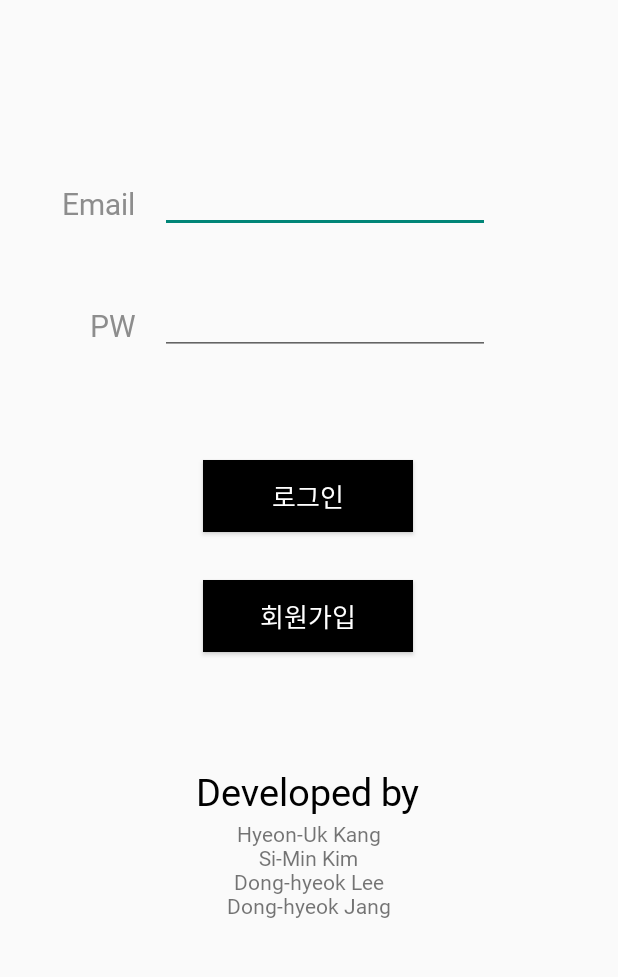
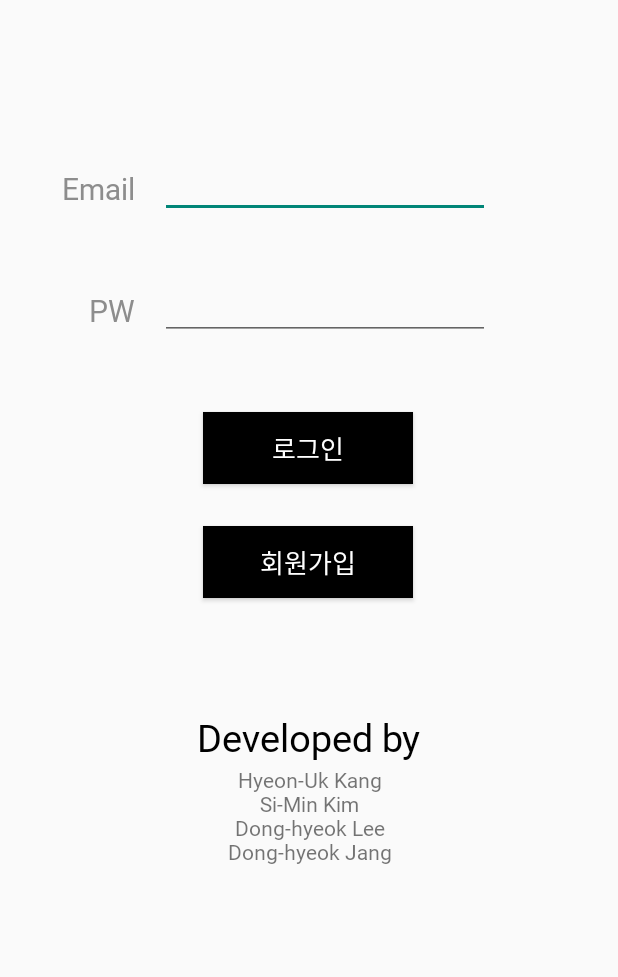
Before and after one commit to JDhyeok/opensource-project-Together, an Android app: the screen it shows after launch (LoginActivity), on a phone screen of 412 x 824 dp, the part 90-1067 px from its top. Run offline under Robolectric (Android 15) with nearby library versions, the phone set to English and light mode, and no system bars; our stand-ins replace Firebase (no records; nobody signed in at launch, a user with empty details on screens opened directly).

Commit message:
chore : alter layout of login page

```diff
--- a/app/src/main/res/layout/activity_login.xml
+++ b/app/src/main/res/layout/activity_login.xml
@@ -33,36 +33,31 @@
         </TextView>
     </androidx.appcompat.widget.Toolbar>
 
-    <TextView
-        android:id="@+id/textView31"
-        android:layout_width="wrap_content"
-        android:layout_height="wrap_content"
-        android:layout_gravity="center"
-        android:layout_marginStart="24dp"
-        android:layout_marginLeft="24dp"
-        android:layout_marginTop="12dp"
-        android:fontFamily="@font/dohyeon"
-        android:text="Email"
-        android:textAlignment="center"
-        android:textColor="#8D8D8D"
-        android:textSize="20sp"
-        app:layout_constraintEnd_toStartOf="@+id/userID"
-        app:layout_constraintHorizontal_bias="0.5"
-        app:layout_constraintStart_toStartOf="parent"
-        app:layout_constraintTop_toTopOf="@+id/userID" />
-
     <EditText
         android:id="@+id/userID"
         android:layout_width="220dp"
         android:layout_height="wrap_content"
-        android:layout_marginTop="110dp"
+        android:layout_marginTop="100dp"
         android:inputType="textEmailAddress"
+        android:text=""
         android:theme="@style/SpinnerFont"
-        android:text=""
         app:layout_constraintEnd_toEndOf="parent"
         app:layout_constraintHorizontal_bias="0.554"
         app:layout_constraintStart_toStartOf="parent"
         app:layout_constraintTop_toBottomOf="@+id/header" />
+
+    <EditText
+        android:id="@+id/userPW"
+        android:layout_width="220dp"
+        android:layout_height="wrap_content"
+        android:layout_marginTop="36dp"
+        android:layout_marginEnd="36dp"
+        android:layout_marginRight="36dp"
+        android:inputType="textPassword"
+        app:layout_constraintEnd_toEndOf="parent"
+        app:layout_constraintHorizontal_bias="0.0"
+        app:layout_constraintStart_toStartOf="@+id/userID"
+        app:layout_constraintTop_toBottomOf="@+id/userID" />
 
     <TextView
         android:id="@+id/textView2"
@@ -78,33 +73,37 @@
         android:textColor="#8D8D8D"
         android:textSize="20sp"
         app:layout_constraintEnd_toEndOf="@+id/textView31"
-        app:layout_constraintHorizontal_bias="0.5"
+        app:layout_constraintHorizontal_bias="1.0"
         app:layout_constraintStart_toStartOf="parent"
         app:layout_constraintTop_toTopOf="@+id/userPW" />
 
-    <EditText
-        android:id="@+id/userPW"
-        android:layout_width="220dp"
+    <TextView
+        android:id="@+id/textView31"
+        android:layout_width="wrap_content"
         android:layout_height="wrap_content"
-        android:layout_marginTop="36dp"
-        android:layout_marginEnd="36dp"
-        android:layout_marginRight="36dp"
-        android:inputType="textPassword"
-        app:layout_constraintEnd_toEndOf="parent"
-        app:layout_constraintHorizontal_bias="0"
-        app:layout_constraintStart_toStartOf="@+id/userID"
-        app:layout_constraintTop_toBottomOf="@+id/userID" />
+        android:layout_gravity="center"
+        android:layout_marginStart="24dp"
+        android:layout_marginLeft="24dp"
+        android:layout_marginTop="12dp"
+        android:fontFamily="@font/dohyeon"
+        android:text="Email"
+        android:textAlignment="center"
+        android:textColor="#8D8D8D"
+        android:textSize="20sp"
+        app:layout_constraintEnd_toStartOf="@+id/userID"
+        app:layout_constraintStart_toStartOf="parent"
+        app:layout_constraintTop_toTopOf="@+id/userID" />
 
     <Button
         android:id="@+id/loginBtn"
         android:layout_width="140dp"
         android:layout_height="wrap_content"
-        android:layout_marginTop="70dp"
+        android:layout_marginTop="48dp"
+        android:background="@color/black"
+        android:fontFamily="@font/dohyeon"
         android:text="로그인"
+        android:textColor="@color/white"
         android:textSize="17sp"
-        android:textColor="@color/white"
-        android:fontFamily="@font/dohyeon"
-        android:background="@color/black"
         app:layout_constraintEnd_toEndOf="parent"
         app:layout_constraintHorizontal_bias="0.498"
         app:layout_constraintStart_toStartOf="parent"
@@ -114,13 +113,13 @@
         android:id="@+id/signUpBtn"
         android:layout_width="140dp"
         android:layout_height="wrap_content"
-        android:layout_marginTop="32dp"
+        android:layout_marginTop="28dp"
+        android:background="@color/black"
+        android:fontFamily="@font/dohyeon"
         android:text="회원가입"
+        android:textColor="@color/white"
         android:textSize="17sp"
-        android:textColor="@color/white"
-        android:fontFamily="@font/dohyeon"
         app:layout_constraintEnd_toEndOf="@+id/loginBtn"
-        android:background="@color/black"
         app:layout_constraintHorizontal_bias="0.0"
         app:layout_constraintStart_toStartOf="@+id/loginBtn"
         app:layout_constraintTop_toBottomOf="@+id/loginBtn" />
@@ -130,14 +129,15 @@
         android:layout_width="wrap_content"
         android:layout_height="122dp"
         android:layout_marginTop="75dp"
+        android:fontFamily="@font/dohyeon"
         android:text="Developed by"
         android:textColor="@color/black"
         android:textSize="25sp"
-        android:fontFamily="@font/dohyeon"
+        app:layout_constraintBottom_toBottomOf="parent"
         app:layout_constraintEnd_toEndOf="parent"
-        app:layout_constraintHorizontal_bias="0.498"
         app:layout_constraintStart_toStartOf="parent"
-        app:layout_constraintTop_toBottomOf="@+id/signUpBtn" />
+        app:layout_constraintTop_toBottomOf="@+id/signUpBtn"
+        app:layout_constraintVertical_bias="0.0" />
 
     <TextView
         android:id="@+id/textView4"
```
